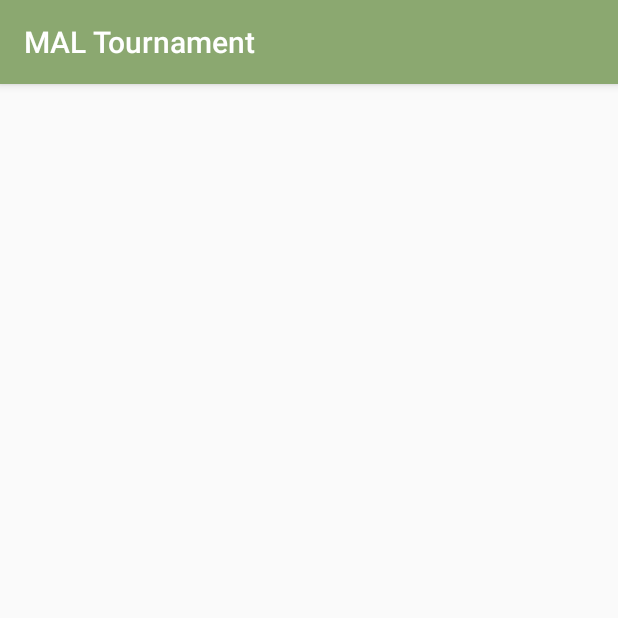
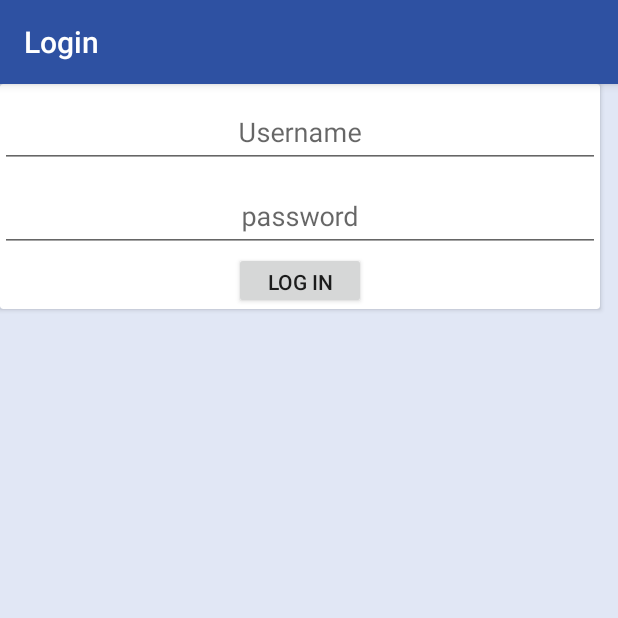
Before and after one commit to namboy94/anime-list-tournament, an Android app: the screen it shows after launch (LoginActivity), on a phone screen of 412 x 824 dp, the top half of it. Run offline under Robolectric (Android 15) with nearby library versions, the phone set to English and light mode, and no system bars; libraries missing offline, so code that uses them is left out: com.google.android.gms; 4 statements that could not run were skipped.

Commit message:
Created passable login layout screen

```diff
--- a/mal-tournament-android/src/main/java/net/namibsun/maltourn/android/activities/LoginActivity.java
+++ b/mal-tournament-android/src/main/java/net/namibsun/maltourn/android/activities/LoginActivity.java
@@ -23,7 +23,25 @@ This file is part of mal-tournament.
 
 package net.namibsun.maltourn.android.activities;
 
-import android.support.v7.app.AppCompatActivity;
+import android.os.Bundle;
+import net.namibsun.maltourn.android.R;
 
-public class LoginActivity extends AppCompatActivity {
+/**
+ * Activity that handles the login of the user to myanimelist.net
+ */
+public class LoginActivity extends AnalyticsActivity {
+
+    /**
+     * Creates the login activity
+     * @param savedInstanceState the saved instance sent by the Android OS
+     */
+    protected void onCreate(Bundle savedInstanceState) {
+
+        // this.analyticsActive = false;
+        this.layoutFile = R.layout.activity_login;
+        this.screenName = "Login";
+        this.analyticsName = "MAL-Login";
+        super.onCreate(savedInstanceState);
+    }
+
 }
--- a/mal-tournament-android/src/main/res/layout/activity_login.xml
+++ b/mal-tournament-android/src/main/res/layout/activity_login.xml
@@ -21,9 +21,63 @@ This file is part of mal-tournament.
     You should have received a copy of the GNU General Public License
     along with mal-tournament. If not, see <http://www.gnu.org/licenses/>.
 <-->
-<LinearLayout xmlns:android="http://schemas.android.com/apk/res/android"
-              android:orientation="vertical"
-              android:layout_width="match_parent"
-              android:layout_height="match_parent">
+<RelativeLayout xmlns:android="http://schemas.android.com/apk/res/android"
+                xmlns:tools="http://schemas.android.com/tools"
+                android:orientation="horizontal"
+                android:layout_width="match_parent"
+                android:layout_height="match_parent"
+                android:focusable="true"
+                android:focusableInTouchMode="true"
+                android:background="@color/colorLoginBG"
+                android:id="@+id/loginLayout"
+                tools:context="net.namibsun.maltourn.android.activities.LoginActivity">
+    <android.support.v7.widget.CardView android:layout_width="400dp"
+                                        android:layout_height="150dp"
+                                        android:layout_centerInParent="false">
+        <LinearLayout
+                android:orientation="vertical"
+                android:layout_width="match_parent"
+                android:layout_height="wrap_content"
+                android:layout_gravity="center_horizontal">
+            <!--TextView
+                    android:layout_width="match_parent"
+                    android:layout_height="match_parent"
+                    android:text="@string/login_login"/-->
 
-</LinearLayout>
+            <android.support.design.widget.TextInputLayout
+                    android:layout_width="match_parent"
+                    android:layout_height="match_parent">
+                <EditText
+                        android:singleLine="true"
+                        android:layout_width="match_parent"
+                        android:layout_height="wrap_content"
+                        android:hint="@string/login_username"
+                        android:gravity="center"
+                        android:id="@+id/usernameEntry" />
+            </android.support.design.widget.TextInputLayout>
+
+            <android.support.design.widget.TextInputLayout
+                    android:layout_width="match_parent"
+                    android:layout_height="match_parent">
+                <EditText
+                        android:singleLine="true"
+                        android:layout_width="match_parent"
+                        android:layout_height="wrap_content"
+                        android:hint="@string/login_password"
+                        android:gravity="center"
+                        android:inputType="textPassword"
+                        android:id="@+id/passwordEntry"/>
+            </android.support.design.widget.TextInputLayout>
+
+            <Button
+                    android:layout_width="wrap_content"
+                    android:layout_height="wrap_content"
+                    android:text="@string/login_loginbutton"
+                    android:gravity="center"
+                    android:id="@+id/loginButton"
+                    android:layout_gravity="center_horizontal"/>
+        </LinearLayout>
+
+    </android.support.v7.widget.CardView>
+
+</RelativeLayout>
--- a/mal-tournament-android/src/main/res/values/colors.xml
+++ b/mal-tournament-android/src/main/res/values/colors.xml
@@ -22,7 +22,8 @@ This file is part of mal-tournament.
     along with mal-tournament. If not, see <http://www.gnu.org/licenses/>.
 <-->
 <resources>
-    <color name="colorPrimary">#8BA870</color>
-    <color name="colorPrimaryDark">#458B00</color>
-    <color name="colorAccent">#0047ab</color>
+    <color name="colorPrimary">#2E51A2</color>
+    <color name="colorPrimaryDark">#2E51A2</color>
+    <color name="colorAccent">#2E51A2</color>
+    <color name="colorLoginBG">#e1e7f5</color>
 </resources>
--- a/mal-tournament-android/src/main/res/values/strings.xml
+++ b/mal-tournament-android/src/main/res/values/strings.xml
@@ -23,4 +23,8 @@ This file is part of mal-tournament.
 <resources>
     <!-- Activity/View Names  -->
     <string name="app_name">MAL Tournament</string>
+    <string name="login_login">Login</string>
+    <string name="login_username">Username</string>
+    <string name="login_password">password</string>
+    <string name="login_loginbutton">Log In</string>
 </resources>
```
